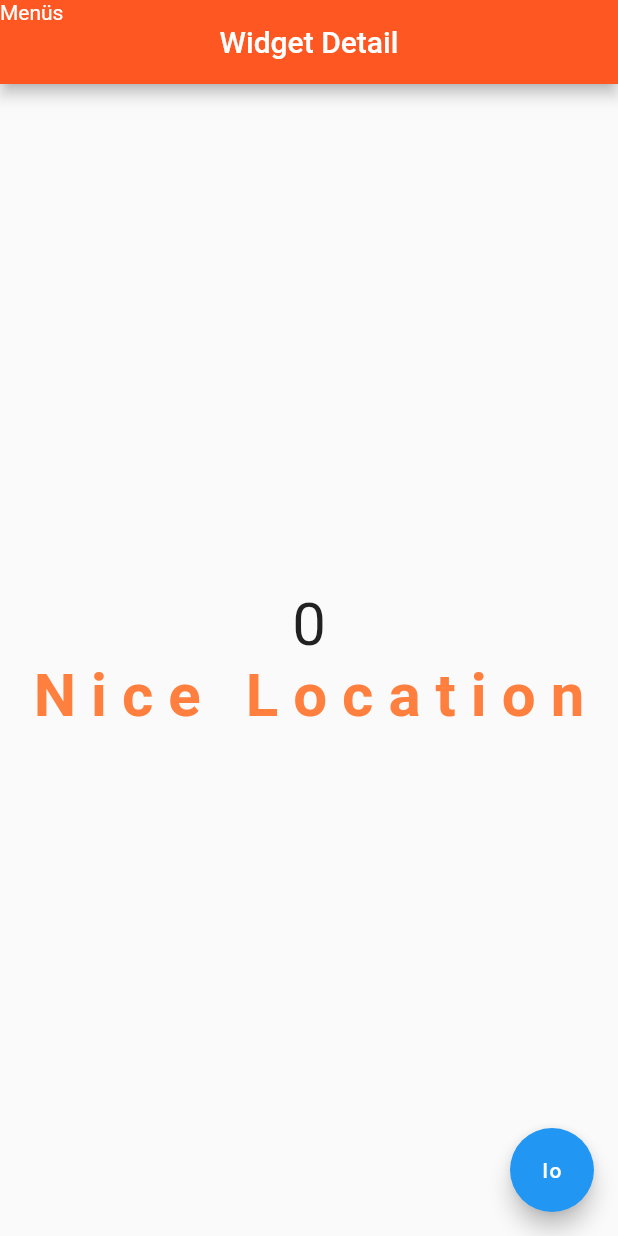
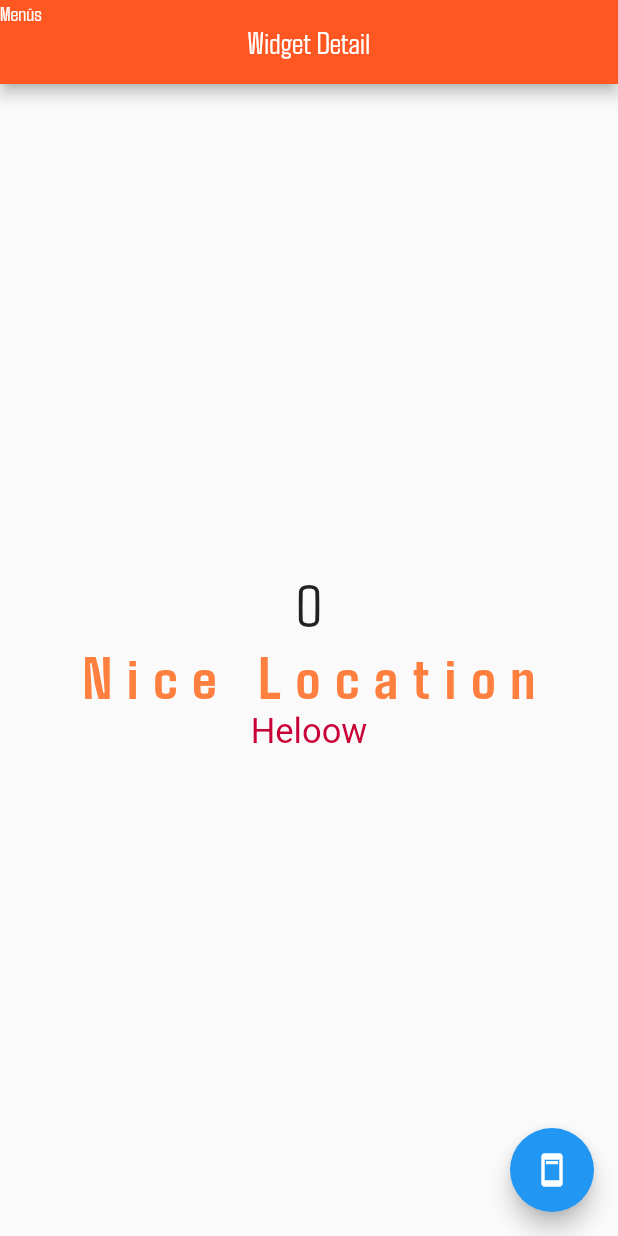
Before and after one commit to OguzhanDemircioglu/flutterfirst, a Flutter app: the screen it shows after launch, on a phone screen of 412 x 824 dp. Run offline on Flutter 3.47's test engine with Material 2 defaults, Android fonts, the phone set to English and light mode, and no system bars; our stand-ins replace google_fonts, hexcolor; Roboto replaces fonts that are missing (Acme).

Commit message:
custom fonts

```diff
--- a/lib/main.dart
+++ b/lib/main.dart
@@ -1,5 +1,6 @@
 import 'package:flutter/material.dart';
 import 'package:flutterfirst/constants/colors.dart';
+import 'package:google_fonts/google_fonts.dart';
 import 'package:hexcolor/hexcolor.dart';
 
 void main() {
@@ -14,10 +15,12 @@ class WidgetDetail extends StatefulWidget {
 }
 
 class _WidgetDetailState extends State<WidgetDetail> {
-  int count=0;
+  int count = 0;
+
   @override
   Widget build(BuildContext context) {
     return MaterialApp(
+        theme: ThemeData(fontFamily: "Agdasima"),
         home: Scaffold(
           appBar: AppBar(
             title: const Text("Widget Detail"),
@@ -32,21 +35,28 @@ class _WidgetDetailState extends State<WidgetDetail> {
               Text(count.toString(),
                   style: TextStyle(
                     color: ColorToHex(Colors.teal),
-          fontSize: 40,)),
-            Text("Nice Location", style: TextStyle(
                     fontSize: 40,
-              fontWeight: FontWeight.bold,
+                  )),
+              Text("Nice Location",
+                  style: TextStyle(
+                      fontSize: 40,
+                      fontFamily: "Agdasima",
+                      fontWeight: FontWeight.w600,
                       letterSpacing: 10,
-              color: HexColor(warningColor)
-            ))
-          ],)),
+                      color: HexColor(warningColor))),
+              Text("Heloow",
+                  style: GoogleFonts.acme(
+                      color: HexColor(dangerColor), fontSize: 23))
+            ],
+          )),
           floatingActionButton: FloatingActionButton(
             onPressed: () {
               setState(() {
                 count++;
               });
             },
-        child: const Text("lo"),
+            hoverColor: HexColor(dangerColor),
+            child: const Icon(Icons.ad_units),
           ),
         ));
   }
```
Also changed, not shown: pubspec.yaml (+7 -6 lines), lib/assets/fonts/Agdasima-Bold.ttf (added), lib/assets/fonts/Agdasima-Regular.ttf (added), pubspec.lock. Lines whose indentation alone changed are shown as unchanged.
